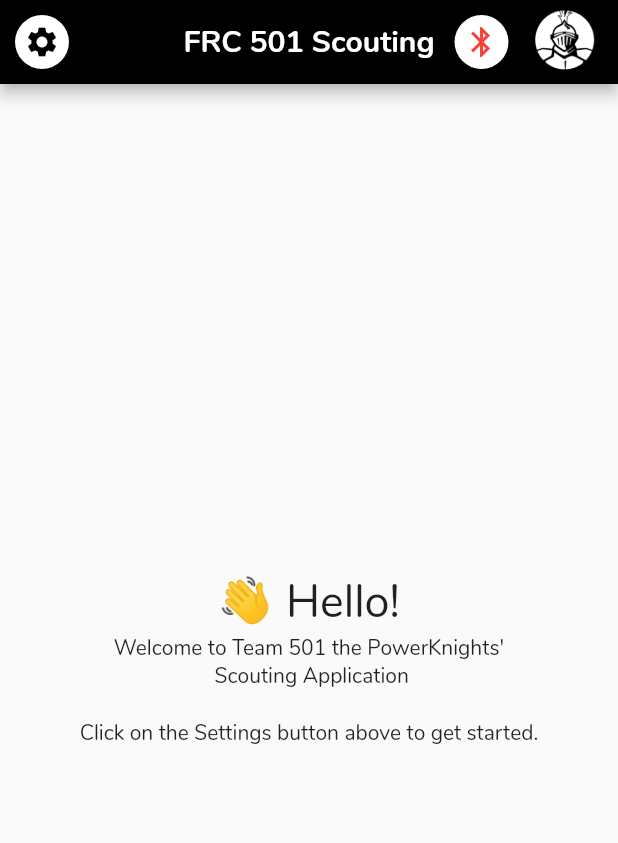
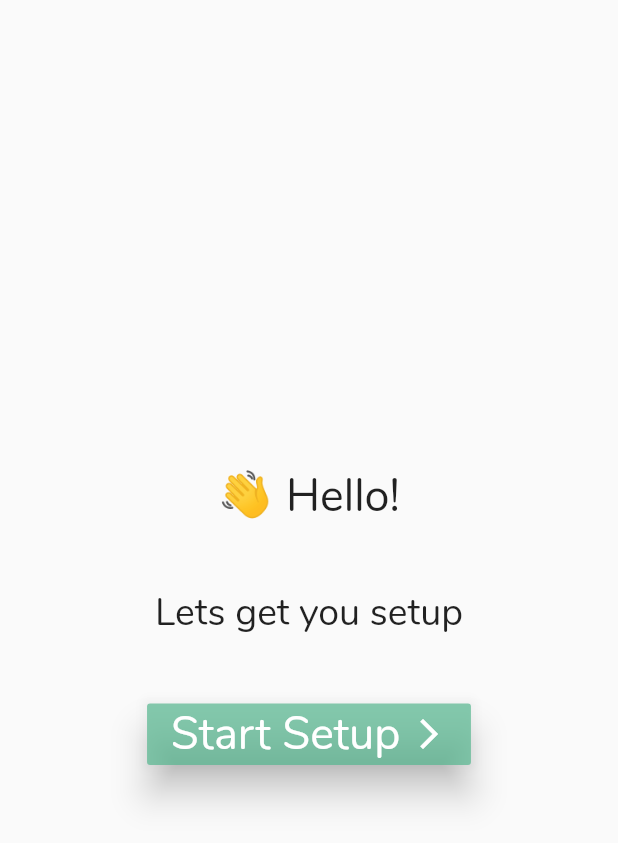
Before and after one commit to Team-501-The-PowerKnights/Scouting-App, a Flutter app: the screen it shows after launch, on a phone screen of 412 x 824 dp. Shown: the top 843 px of the screen. Run offline on Flutter 3.47's test engine with Material 2 defaults, Android fonts, the phone set to English and light mode, and no system bars; our stand-ins replace flutter_staggered_animations, simple_animations.

Commit message:
Update application

```diff
--- a/lib/main.dart
+++ b/lib/main.dart
@@ -1,7 +1,5 @@
 import 'package:flutter/material.dart';
-import 'package:flutter_staggered_animations/flutter_staggered_animations.dart';
-
-import 'package:scouting_app/screens/aboutUs.dart';
+import 'package:scouting_app/screens/setup/setup.dart';
 
 void main() => runApp(MyApp());
 
@@ -27,93 +25,6 @@
 
   @override
   Widget build(BuildContext context) {
-    return Scaffold(
-      appBar: AppBar(
-        leading: Padding(
-          padding: const EdgeInsets.only(
-            top: 10,
-            bottom: 10,
-          ),
-          child: FloatingActionButton(
-            heroTag: null,
-            onPressed: () {},
-            child: Icon(Icons.settings),
-          ),
-        ),
-        title: Text(
-          "FRC 501 Scouting",
-          style: TextStyle(
-            fontWeight: FontWeight.bold,
-          ),
-        ),
-        centerTitle: true,
-        actions: <Widget>[
-          Padding(
-            padding: const EdgeInsets.only(
-              // left: 8.0,
-              top: 10.0,
-              bottom: 10.0,
-            ),
-            child: FloatingActionButton(
-              heroTag: null,
-              onPressed: null,
-              child: Icon(
-                Icons.bluetooth,
-                color: Colors.red,
-              ),
-            ),
-          ),
-          Padding(
-            padding: const EdgeInsets.only(bottom: 3),
-            child: InkWell(
-              onTap: () {
-                Navigator.push(
-                  context,
-                  MaterialPageRoute(
-                    builder: (context) => AboutUsScreen(),
-                  ),
-                );
-              },
-              child: Image(
-                image: AssetImage('assets/images/black-powerKnights-logo.png'),
-              ),
-            ),
-          ),
-          SizedBox(width: 10)
-        ],
-      ),
-      body: Center(
-        child: Column(
-          mainAxisAlignment: MainAxisAlignment.center,
-          crossAxisAlignment: CrossAxisAlignment.center,
-          children: AnimationConfiguration.toStaggeredList(
-            duration: const Duration(
-              seconds: 1,
-              milliseconds: 50,
-            ),
-            childAnimationBuilder: (widget) => SlideAnimation(
-              horizontalOffset: 120.0,
-              child: FadeInAnimation(child: widget),
-            ),
-            children: <Widget>[
-              Text(
-                "👋 Hello!",
-                style: TextStyle(
-                  fontSize: 30,
-                ),
-              ),
-              Text(
-                "Welcome to Team 501 the PowerKnights'\n Scouting Application",
-                textAlign: TextAlign.center,
-              ),
-              Text(
-                "\nClick on the Settings button above to get started.",
-                textAlign: TextAlign.center,
-              ),
-            ],
-          ),
-        ),
-      ),
-    );
+    return SetupStartScreen();
   }
 }
--- a/lib/screens/settings.dart
+++ b/lib/screens/settings.dart
@@ -3,6 +3,8 @@
 class SettingsScreen extends StatelessWidget {
   @override
   Widget build(BuildContext context) {
-    return Scaffold();
+    return Scaffold(
+      appBar: AppBar(),
+    );
   }
 }
--- /dev/null
+++ b/lib/screens/setup/setup.dart
@@ -0,0 +1,78 @@
+import 'package:flutter/material.dart';
+
+import 'package:scouting_app/screens/setup/personal.dart';
+import 'package:scouting_app/widgets/animations/fade.dart';
+
+class SetupStartScreen extends StatelessWidget {
+  const SetupStartScreen({Key key}) : super(key: key);
+
+  @override
+  Widget build(BuildContext context) {
+    return Scaffold(
+      body: Center(
+        child: Column(
+          crossAxisAlignment: CrossAxisAlignment.center,
+          mainAxisAlignment: MainAxisAlignment.center,
+          children: <Widget>[
+            FadeIn(
+              delay: 1,
+              child: Text(
+                "👋 Hello!",
+                style: TextStyle(
+                  fontSize: 30,
+                ),
+              ),
+              start: 130,
+            ),
+            SizedBox(height: 40),
+            FadeIn(
+              delay: 5,
+              child: Text(
+                "Lets get you setup",
+                style: TextStyle(fontSize: 25),
+              ),
+              start: -130,
+            ),
+            SizedBox(height: 40),
+            FadeIn(
+              start: 130,
+              delay: 9,
+              duration: const Duration(seconds: 1),
+              child: FittedBox(
+                child: RaisedButton(
+                  color: Color.fromRGBO(84, 182, 142, 0.7),
+                  elevation: 10,
+                  hoverElevation: 1,
+                  onPressed: () {
+                    Navigator.push(
+                      context,
+                      MaterialPageRoute(
+                        builder: (_) => SetupPersonalScreen(),
+                      ),
+                    );
+                  },
+                  child: Row(
+                    children: <Widget>[
+                      Text(
+                        "Start Setup",
+                        style: TextStyle(
+                          fontSize: 30,
+                          color: Colors.white,
+                        ),
+                      ),
+                      SizedBox(width: 7),
+                      Icon(
+                        Icons.arrow_forward_ios,
+                        color: Colors.white,
+                      )
+                    ],
+                  ),
+                ),
+              ),
+            ),
+          ],
+        ),
+      ),
+    );
+  }
+}
--- /dev/null
+++ b/lib/widgets/animations/fade.dart
@@ -0,0 +1,46 @@
+import 'package:flutter/material.dart';
+import 'package:simple_animations/simple_animations.dart';
+
+class FadeIn extends StatelessWidget {
+  final double delay;
+  final Widget child;
+  final double start;
+  final double stop;
+  final Duration duration;
+
+  FadeIn({
+    @required this.delay,
+    @required this.child,
+    @required this.start,
+    this.stop = 0,
+    this.duration = const Duration(milliseconds: 700),
+  });
+
+  @override
+  Widget build(BuildContext context) {
+    final tween = MultiTrackTween(
+      [
+        Track("opacity").add(
+          Duration(milliseconds: 500),
+          Tween(begin: 0.0, end: 1.0),
+        ),
+        Track("translateX").add(duration, Tween(begin: start, end: stop),
+            curve: Curves.easeOut)
+      ],
+    );
+
+    return ControlledAnimation(
+      delay: Duration(
+        milliseconds: (300 * delay).round(),
+      ),
+      duration: tween.duration,
+      tween: tween,
+      child: child,
+      builderWithChild: (_, child, animation) => Opacity(
+        opacity: animation["opacity"],
+        child: Transform.translate(
+            offset: Offset(animation["translateX"], 0), child: child),
+      ),
+    );
+  }
+}
--- a/pubspec.yaml
+++ b/pubspec.yaml
@@ -9,7 +9,8 @@
   flutter:
     sdk: flutter
   cupertino_icons: ^0.1.3
-  flutter_staggered_animations: "^0.1.2"
+  flutter_staggered_animations: ^0.1.2
+  simple_animations: ^1.3.6
 
 dev_dependencies:
   flutter_test:
```
Also changed, not shown: lib/screens/setup/personal.dart (added, +63 -0 lines), lib/widgets/animations/text.dart (added, +55 -0 lines), lib/widgets/forms.dart (added, +22 -0 lines), lib/widgets/templates/setupTemplate.dart (added, +32 -0 lines), pubspec.lock, 5 other files.
